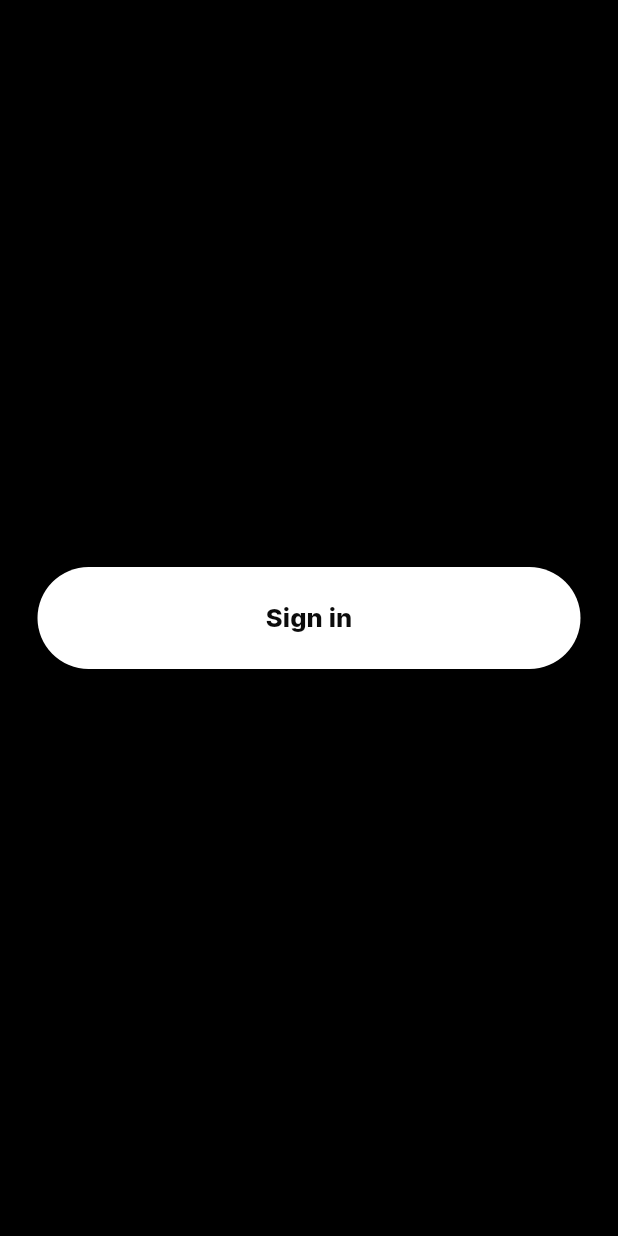
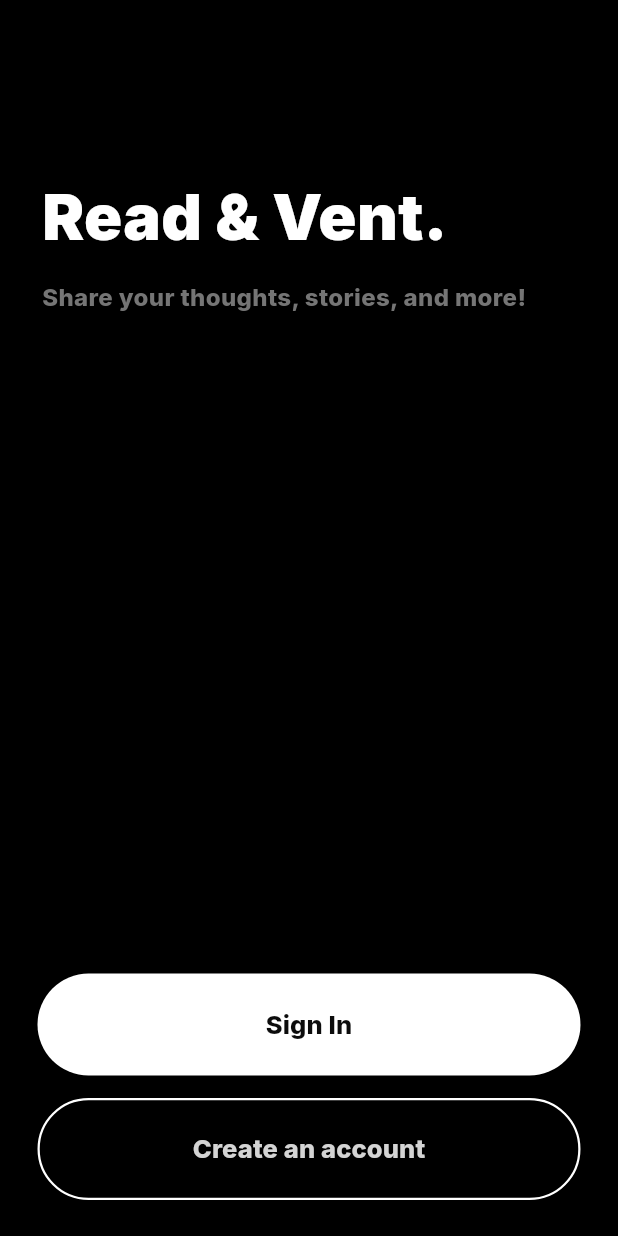
Before and after one commit to Tho100/revent, a Flutter app: the screen it shows after launch, on a phone screen of 412 x 824 dp. Run offline on Flutter 3.47's test engine with Material 3 defaults, Android fonts, the phone set to English and light mode, and no system bars; our stand-ins replace get_it, google_fonts.

Commit message:
Added main screen page

```diff
--- a/lib/pages/main_screen_page.dart
+++ b/lib/pages/main_screen_page.dart
@@ -1,22 +1,108 @@
 import 'package:flutter/material.dart';
+import 'package:google_fonts/google_fonts.dart';
+import 'package:revent/helper/navigate_page.dart';
+import 'package:revent/themes/theme_color.dart';
 import 'package:revent/widgets/main_button.dart';
 
 class MainScreenPage extends StatelessWidget {
 
-  const MainScreenPage({super.key});
+  const MainScreenPage({Key? key}) : super(key: key);
 
-  Widget _buildBody(BuildContext context) {
+  Widget buildButtons(BuildContext context) {
     return Column(
-      mainAxisAlignment: MainAxisAlignment.center,
       children: [
-        Center(
-          child: MainButton(
-            text: 'Sign in',
-            onPressed: () {
-              print("Hi");
-            }
+
+        const SizedBox(height: 30),
+
+        MainButton(
+          text: "Sign In",
+          onPressed: () => NavigatePage.homePage(context),
+        ),
+
+        const SizedBox(height: 15),
+
+        SizedBox(
+          height: 68,
+          width: MediaQuery.of(context).size.width-50,
+          child: ElevatedButton(
+            style: ElevatedButton.styleFrom(
+              foregroundColor: ThemeColor.thirdWhite,
+              backgroundColor: ThemeColor.black,
+              side: const BorderSide(
+                color: ThemeColor.white,
+                width: 1.5
+              ),
+              shape: const StadiumBorder(),
+            ),
+            onPressed: () => NavigatePage.homePage(context),
+            child: Text(
+              "Create an account",
+              style: GoogleFonts.inter(
+                color: ThemeColor.secondaryWhite,
+                fontWeight: FontWeight.w800,
+                fontSize: 17,
+              )
+            ),
           ),
         ),
+
+      ],
+    );
+  }
+
+  Widget buildHeaderText() {
+    return Text("Read & Vent.",
+      style: GoogleFonts.inter(
+        color: ThemeColor.white,
+        fontSize: 42,
+        fontWeight: FontWeight.w900,
+      ),
+      textAlign: TextAlign.left,
+    );
+  }
+
+  Widget buildSubText() {
+    return Text("Share your thoughts, stories, and more!",
+      style: GoogleFonts.inter(
+        color: ThemeColor.thirdWhite,
+        fontSize: 16,
+        fontWeight: FontWeight.w800,
+      ),
+      textAlign: TextAlign.left,
+    );
+  }
+
+  Widget buildBottomContainer(BuildContext context) {
+    return Container(
+      color: ThemeColor.black,
+      width: MediaQuery.of(context).size.width,
+      height: 205,
+      child: buildButtons(context),
+    );
+  }
+
+  Widget buildBody(BuildContext context) {
+    return Column(
+      crossAxisAlignment: CrossAxisAlignment.start,
+      children: [
+
+        const SizedBox(height: 115),
+
+        Padding(
+          padding: const EdgeInsets.symmetric(horizontal: 28),
+          child: buildHeaderText(),
+        ),
+
+        const SizedBox(height: 12),
+
+        Padding(
+          padding: const EdgeInsets.symmetric(horizontal: 28),
+          child: buildSubText(),
+        ),
+
+        const Spacer(),
+        buildBottomContainer(context)
+
       ],
     );
   }
@@ -24,7 +110,7 @@ class MainScreenPage extends StatelessWidget {
   @override
   Widget build(BuildContext context) {
     return Scaffold(
-      body: _buildBody(context),
+      body: buildBody(context)
     );
   }
 
--- a/lib/widgets/main_button.dart
+++ b/lib/widgets/main_button.dart
@@ -1,4 +1,3 @@
-import 'package:flutter/cupertino.dart';
 import 'package:flutter/material.dart';
 import 'package:google_fonts/google_fonts.dart';
 import 'package:revent/themes/theme_color.dart';
--- a/lib/widgets/navigation_bar_dock.dart
+++ b/lib/widgets/navigation_bar_dock.dart
@@ -19,8 +19,8 @@ class NavigationBarDock extends StatelessWidget {
     required this.notificationOnPressed,
     required this.profileOnPressed,
     required this.currentIndex,
-    Key? key
-  }) : super(key: key);
+    super.key
+  });
 
 
   final navIcons = [
```
Also changed, not shown: lib/themes/theme_style.dart (+22 -0 lines), lib/widgets/header_text.dart (added, +51 -0 lines), lib/widgets/main_textfield.dart (+29 -0 lines).
